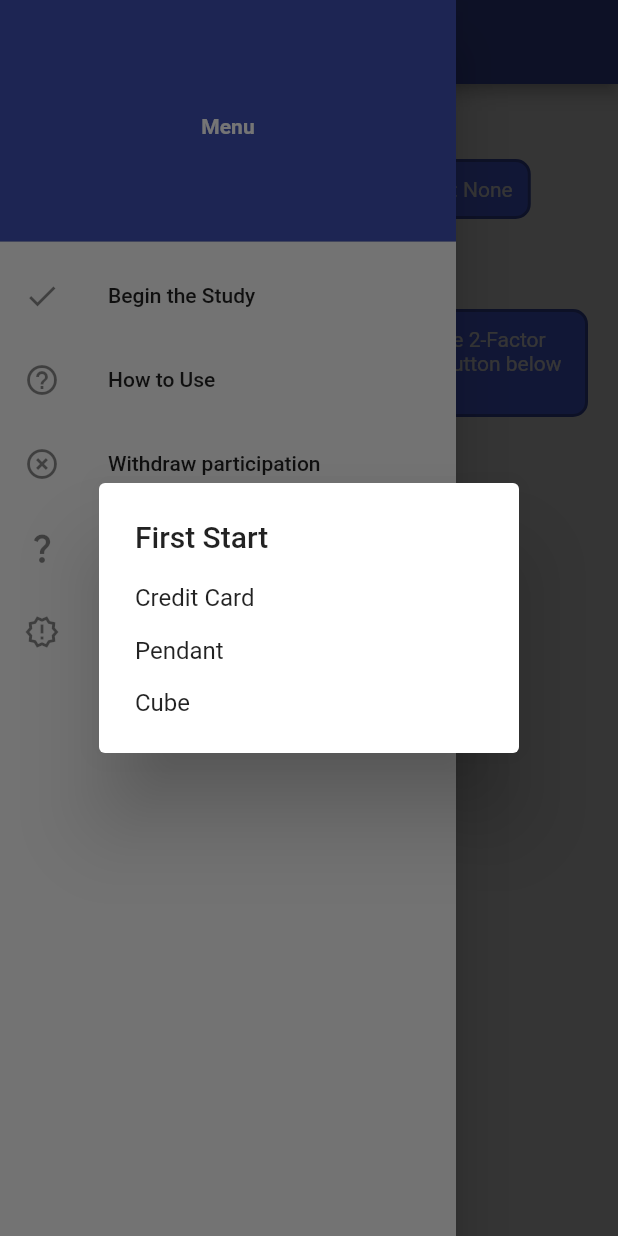
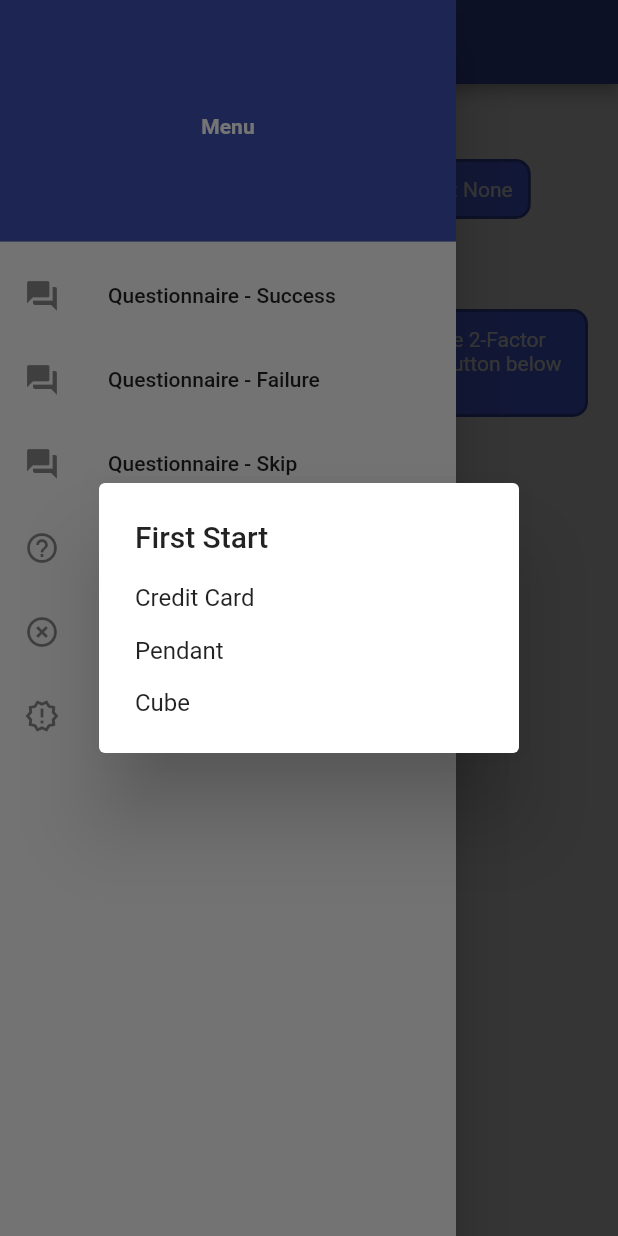
Before and after one commit to mTurner-beepboop/t2fa_study_app, a Flutter app: the screen it shows after launch, with the side drawer open, on a phone screen of 412 x 824 dp. Run offline on Flutter 3.47's test engine with Material 2 defaults, Android fonts, the phone set to English and light mode, and no system bars; our stand-ins replace cloud_firestore, firebase_core, firebase_messaging, flutter_local_notifications, video_player; accounts and stored records are empty.

Commit message:
Removed any method of moving study status to live for demonstration build, ensuring no data is sent to the study firebase. Added links to each permutation of questionnaire page

```diff
--- a/lib/home.dart
+++ b/lib/home.dart
@@ -1,4 +1,3 @@
-import 'package:firebase_messaging/firebase_messaging.dart';
 import 'package:flutter/material.dart';
 import 'package:flutter/services.dart';
 import 'package:t2fa_usability_app/questions.dart';
@@ -230,19 +229,40 @@ class _HomeState extends State<Home> {
                 children: const [Text("Menu", style: TextStyle(color: Colors.white, fontWeight: FontWeight.bold)),]
               ),
             ),
-            /* //Used for debugging questionnaire page, no longer needed
             ListTile(
               onTap: () {
                 Navigator.pop(context);
                 Navigator.push(
                   context,
-                  MaterialPageRoute(builder: (context) => Questions(skip: false, time: DateTime.now().millisecondsSinceEpoch)),
+                  MaterialPageRoute(builder: (context) => Questions(skip: false, time: DateTime.now().millisecondsSinceEpoch, success: true, live: false,)),
                 );
               },
               leading: const Icon(Icons.question_answer),
-              title: const Text("Questionnaire"),
+              title: const Text("Questionnaire - Success"),
             ),
-            */
+            ListTile(
+              onTap: () {
+                Navigator.pop(context);
+                Navigator.push(
+                  context,
+                  MaterialPageRoute(builder: (context) => Questions(skip: false, time: DateTime.now().millisecondsSinceEpoch, success: false, live: false,)),
+                );
+              },
+              leading: const Icon(Icons.question_answer),
+              title: const Text("Questionnaire - Failure"),
+            ),
+            ListTile(
+              onTap: () {
+                Navigator.pop(context);
+                Navigator.push(
+                  context,
+                  MaterialPageRoute(builder: (context) => Questions(skip: true, time: DateTime.now().millisecondsSinceEpoch, success: false, live: false,)),
+                );
+              },
+              leading: const Icon(Icons.question_answer),
+              title: const Text("Questionnaire - Skip"),
+            ),
+            /* //Not needed for demonstration purposes
             !_live ? ListTile(
               onTap: () {
                 setLiveStatus();
@@ -253,7 +273,7 @@ class _HomeState extends State<Home> {
               },
               leading: const Icon(Icons.check),
               title: const Text("Begin the Study"),
-            ) : const SizedBox(height: 0),
+            ) : const SizedBox(height: 0),*/
             ListTile(
               onTap: (){
                 Navigator.pop(context);
@@ -281,16 +301,6 @@ class _HomeState extends State<Home> {
               },
               leading: const Icon(Icons.highlight_remove),
               title: const Text("Withdraw participation"),
-            ),
-            ListTile(
-              onTap: (){
-                Navigator.pop(context);
-                Navigator.push(
-                  context, MaterialPageRoute(builder: (context) => const Questions(skip: false, success: true, time: 0, live: false))
-                );
-              },
-              leading: const Icon(Icons.question_mark),
-              title: const Text("Questionnaire"),
             ),
             ListTile(
               onTap: (){
```
